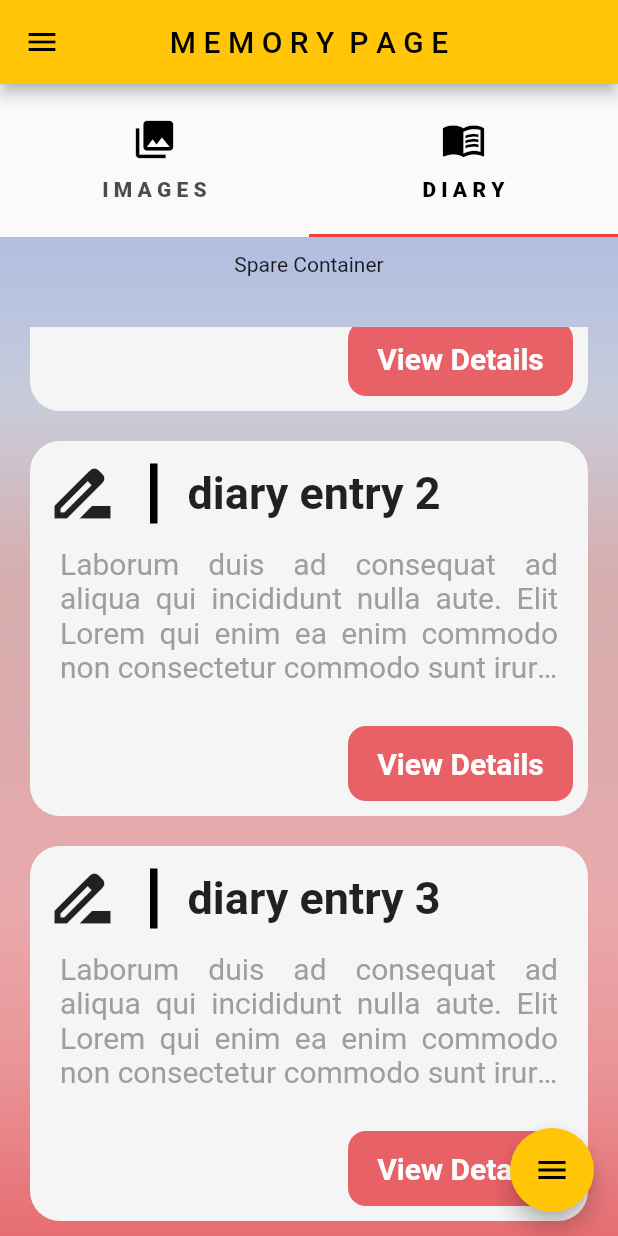
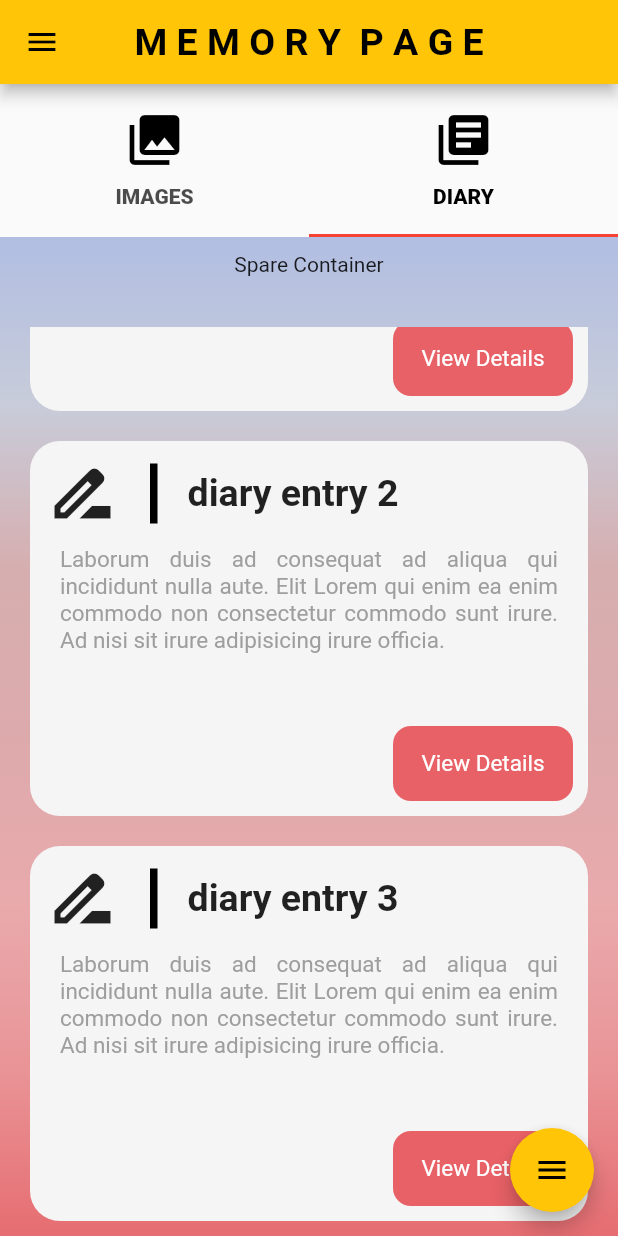
Before and after one commit to mychaalll/sampleproject, a Flutter app: the MemoryHomePage screen opened directly, tab 2 chosen, scrolled down 204 dp, on a phone screen of 412 x 824 dp. Run offline on Flutter 3.47's test engine with Material 2 defaults, Android fonts, the phone set to English and light mode, and no system bars; drawn by our look-alikes of flutter_speed_dial.

Commit message:
design revisions in feature-memory

```diff
--- a/lib/create/create_entry_diary.dart
+++ b/lib/create/create_entry_diary.dart
@@ -75,7 +75,7 @@ class _CreateEntryDiaryState extends State<CreateEntryDiary> {
                   'How is your day?',
                   style: TextStyle(
                     fontWeight: FontWeight.w900,
-                    fontSize: 30,
+                    fontSize: 35,
                     shadows: [
                       Shadow(
                         blurRadius: 10.0,
@@ -103,7 +103,7 @@ class _CreateEntryDiaryState extends State<CreateEntryDiary> {
                         border: UnderlineInputBorder(),
                         hintText: 'Enter Diary Title',
                         hintStyle: TextStyle(
-                          color: Colors.black,
+                          color: Colors.grey,
                           fontSize: 25,
                           fontWeight: FontWeight.bold,
                         )),
@@ -213,6 +213,7 @@ class _CreateEntryDiaryState extends State<CreateEntryDiary> {
               ),
             ),
             SizedBox(height: 20),
+            //paragraph
             Expanded(
               child: Padding(
                 padding: const EdgeInsets.symmetric(horizontal: 25.0),
@@ -238,7 +239,6 @@ class _CreateEntryDiaryState extends State<CreateEntryDiary> {
                 ),
               ),
             ),
-            //paragraph
             SizedBox(height: 20),
             //save button
             Padding(
--- a/lib/main.dart
+++ b/lib/main.dart
@@ -1,6 +1,7 @@
 import 'package:flutter/material.dart';
 import 'package:sampleproject/choice_page.dart';
 import 'package:sampleproject/create/create_entry_diary.dart';
+import 'package:sampleproject/create/create_entry_image.dart';
 import 'package:sampleproject/create_account.dart';
 import 'package:sampleproject/email_verification_sent.dart';
 import 'package:sampleproject/forgot_password.dart';
@@ -34,7 +35,7 @@ class MyApp extends StatelessWidget {
         // is not restarted.
         primarySwatch: Colors.red,
       ),
-      home: CreateEntryDiary(),
+      home: MemoryHomePage(),
     );
   }
 }
--- a/lib/memory/memory_home.dart
+++ b/lib/memory/memory_home.dart
@@ -1,6 +1,7 @@
 import "package:flutter/material.dart";
 import 'package:flutter_speed_dial/flutter_speed_dial.dart';
 import 'package:sampleproject/create/create_entry_diary.dart';
+import 'package:sampleproject/create/create_entry_image.dart';
 import 'package:sampleproject/memory/memory_diary_tab.dart';
 import 'package:sampleproject/memory/memory_image_tab.dart';
 import 'package:sampleproject/widgets/main_drawer.dart';
@@ -16,6 +17,7 @@ class MemoryHomePage extends StatelessWidget {
         appBar: AppBar(
           title: Text(
             'M E M O R Y  P A G E',
+            style: TextStyle(fontSize: 25, fontWeight: FontWeight.bold),
           ),
           backgroundColor: Color.fromARGB(255, 255, 197, 6),
           foregroundColor: Colors.black,
@@ -37,7 +39,10 @@ class MemoryHomePage extends StatelessWidget {
               ),
               label: 'Add Image',
               backgroundColor: Colors.grey[800],
-
+              onTap: () {
+                Navigator.of(context).push(MaterialPageRoute(
+                    builder: (context) => CreateEntryImage()));
+              },
               // onTap: () => add image function
             ),
             SpeedDialChild(
@@ -60,18 +65,18 @@ class MemoryHomePage extends StatelessWidget {
                   icon: Icon(
                     Icons.collections,
                     color: Colors.black,
-                    size: 30,
+                    size: 40,
                   ),
-                  text: 'I M A G E S',
+                  text: 'IMAGES',
                 ),
                 Tab(
-                  height: 70,
+                  height: 100,
                   icon: Icon(
-                    Icons.menu_book,
+                    Icons.my_library_books,
                     color: Colors.black,
-                    size: 30,
+                    size: 40,
                   ),
-                  text: 'D I A R Y',
+                  text: 'DIARY',
                 ),
               ],
               labelColor: Colors.black,
--- a/lib/widgets/memory_tab_listview.dart
+++ b/lib/widgets/memory_tab_listview.dart
@@ -43,7 +43,7 @@ class MemoryTabListView extends StatelessWidget {
                         child: Text(
                           diaryTitle,
                           style: TextStyle(
-                              fontSize: 30, fontWeight: FontWeight.bold),
+                              fontSize: 25, fontWeight: FontWeight.w600),
                         ),
                       )
                     ],
@@ -61,7 +61,7 @@ class MemoryTabListView extends StatelessWidget {
                             maxLines: 4,
                             overflow: TextOverflow.ellipsis,
                             textAlign: TextAlign.justify,
-                            style: TextStyle(fontSize: 20, color: Colors.grey)),
+                            style: TextStyle(fontSize: 15, color: Colors.grey)),
                       ),
                     ),
                   ),
@@ -71,7 +71,7 @@ class MemoryTabListView extends StatelessWidget {
                   alignment: Alignment.centerRight,
                   child: Container(
                     height: 50,
-                    width: 150,
+                    width: 120,
                     decoration: BoxDecoration(
                         color: Color(0xFFE86166),
                         borderRadius: BorderRadius.circular(12)),
@@ -79,8 +79,8 @@ class MemoryTabListView extends StatelessWidget {
                         child: Text('View Details',
                             style: TextStyle(
                               color: Colors.white,
-                              fontWeight: FontWeight.bold,
-                              fontSize: 20,
+                              fontWeight: FontWeight.normal,
+                              fontSize: 15,
                             ))),
                   ),
                 )
```
Also changed, not shown: lib/create/create_entry_image.dart (added, +175 -0 lines).
